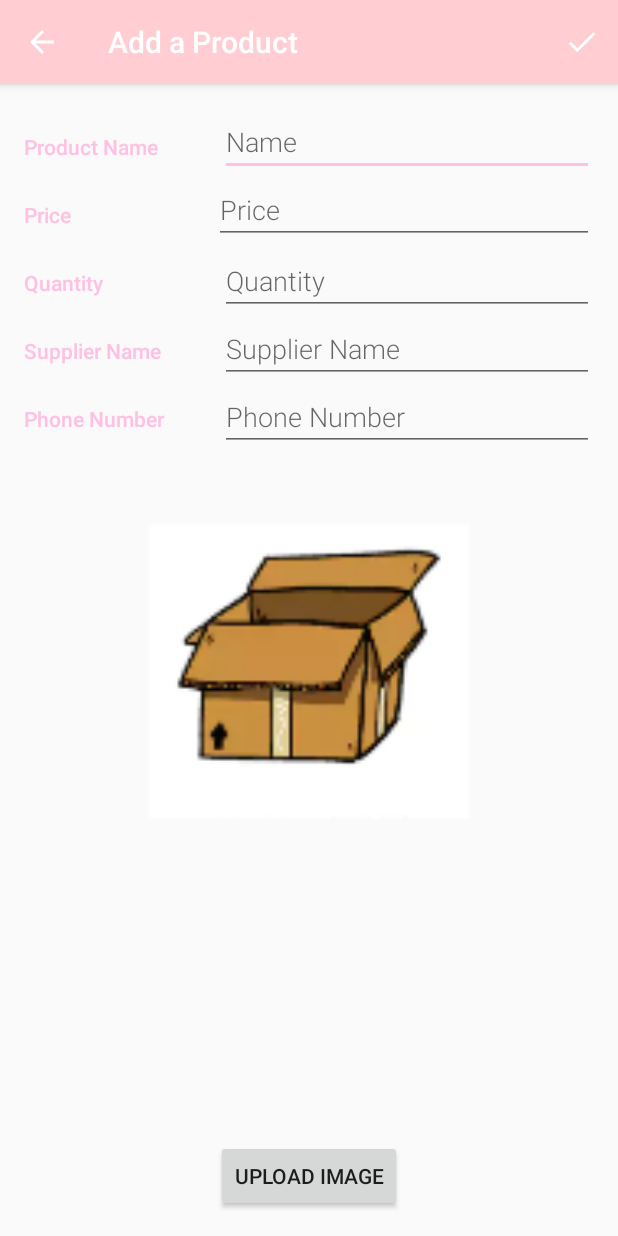
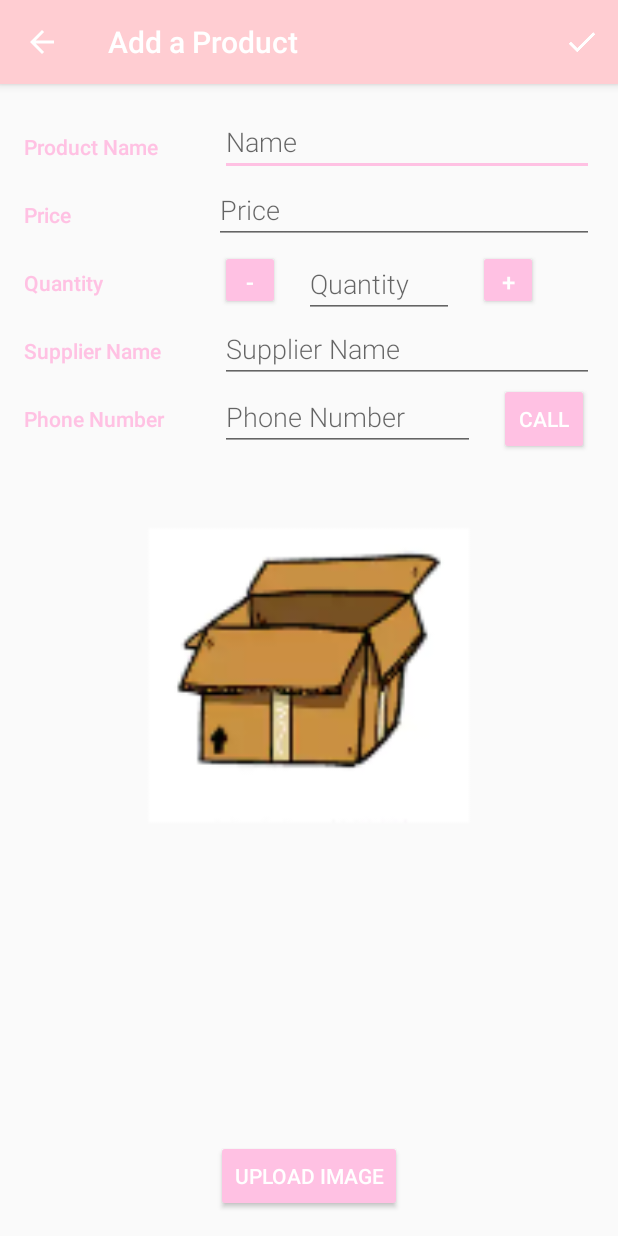
Before and after one commit to luyanez/Inventory_App_Stage_2, an Android app: the EditorActivity screen opened directly, with no data from a screen before it, on a phone screen of 412 x 824 dp. Run offline under Robolectric (Android 15) with nearby library versions, the phone set to English and light mode, and no system bars; our stand-ins replace Picasso; pictures from the network do not load.

Commit message:
adding changes 2

```diff
--- a/app/src/main/java/com/example/android/product/data/InventoryDbHelper.java
+++ b/app/src/main/java/com/example/android/product/data/InventoryDbHelper.java
@@ -12,7 +12,7 @@ public class InventoryDbHelper extends SQLiteOpenHelper{
     public static final String LOG_TAG = InventoryDbHelper.class.getSimpleName();
 
     /** Name of the database file */
-    private static final String DATABASE_NAME = "inventory.db";
+    private static final String DATABASE_NAME = "products.db";
 
     /**
      * Database version. If you change the database schema, you must increment the database version.
--- a/app/src/main/res/layout/activity_editor.xml
+++ b/app/src/main/res/layout/activity_editor.xml
@@ -91,12 +91,32 @@
             android:layout_weight="2"
             android:paddingLeft="4dp">
 
+            <Button
+                android:id="@+id/substract_product"
+                android:layout_width="@dimen/button_size"
+                android:layout_height="@dimen/button_size"
+                android:textSize="@dimen/string_size"
+                android:text="@string/substracting"
+                style="@style/Widget.AppCompat.Button.Colored"/>
+
             <EditText
                 android:id="@+id/edit_quantity"
                 android:hint="@string/hint_quantity"
+                android:layout_width="100dp"
+                android:layout_marginLeft="@dimen/margin_left"
+                android:layout_toRightOf="@id/substract_product"
                 android:inputType="number"
                 style="@style/EditorFieldStyle" />
 
+            <Button
+                android:id="@+id/add_product"
+                android:layout_toRightOf="@id/edit_quantity"
+                android:layout_marginLeft="@dimen/margin_left"
+                android:layout_width="@dimen/button_size"
+                android:layout_height="@dimen/button_size"
+                android:textSize="@dimen/string_size"
+                android:text="@string/adding"
+                style="@style/Widget.AppCompat.Button.Colored"/>
         </RelativeLayout>
     </LinearLayout>
 
@@ -148,9 +168,20 @@
 
             <EditText
                 android:id="@+id/edit_phone_number"
+                android:layout_width="@dimen/phone_width"
                 android:hint="@string/hint_phone_number"
                 android:inputType="number"
                 style="@style/EditorFieldStyle" />
+
+            <Button
+                android:id="@+id/calling"
+                android:layout_width="@dimen/width_call_button"
+                android:gravity="center"
+                android:layout_height="wrap_content"
+                android:layout_marginLeft="@dimen/margin_left"
+                android:text="@string/call"
+                style="@style/Widget.AppCompat.Button.Colored"
+                android:layout_toRightOf="@id/edit_phone_number"/>
 
         </RelativeLayout>
     </LinearLayout>
@@ -178,6 +209,7 @@
             android:layout_height="wrap_content"
             android:layout_alignParentBottom="true"
             android:layout_centerHorizontal="true"
-            android:text="@string/upload_image" />
+            android:text="@string/upload_image"
+            style="@style/Widget.AppCompat.Button.Colored"/>
     </RelativeLayout>
 </LinearLayout>
--- a/app/src/main/res/values/colors.xml
+++ b/app/src/main/res/values/colors.xml
@@ -25,4 +25,6 @@
 
     <!-- Primary dark color for the editor -->
     <color name="editorColorPrimaryDark">#cb9ca1</color>
+
+    <color name="colorPearl">#f5f5f5</color>
 </resources>
--- a/app/src/main/res/values/dimens.xml
+++ b/app/src/main/res/values/dimens.xml
@@ -13,10 +13,20 @@
     <!-- Margin around the floating action button in CatalogActivity -->
     <dimen name="fab_margin">16dp</dimen>
 
-    <dimen name="fab2_margin">10dp</dimen>
-
-    <dimen name="fab2_dim">50dp</dimen>
-
     <!-- Common margin value used throughout the app -->
     <dimen name="activity_margin">16dp</dimen>
+
+    <dimen name="margin_left">16dp</dimen>
+
+    <dimen name="margin_right">16dp</dimen>
+
+    <dimen name="button_size">40dp</dimen>
+
+    <dimen name="string_size">16sp</dimen>
+
+    <dimen name="image_size">60dp</dimen>
+
+    <dimen name="width_call_button">60dp</dimen>
+
+    <dimen name="phone_width">170dp</dimen>
 </resources>
--- a/app/src/main/res/values/strings.xml
+++ b/app/src/main/res/values/strings.xml
@@ -98,4 +98,10 @@
 
     <string name="upload_image">Upload Image</string>
 
+    <string name="adding">+</string>
+
+    <string name="substracting">-</string>
+
+    <string name="call">Call</string>
+
 </resources>
```
Also changed, not shown: app/src/main/java/com/example/android/product/EditorActivity.java (+109 -25 lines), app/src/main/java/com/example/android/product/InventoryActivity.java (+5 -17 lines), app/src/main/java/com/example/android/product/InventoryCursorAdapter.java (+17 -3 lines), app/src/main/java/com/example/android/product/data/InventoryProvider.java (+3 -10 lines), app/src/main/res/layout/list_item.xml (+10 -10 lines).
